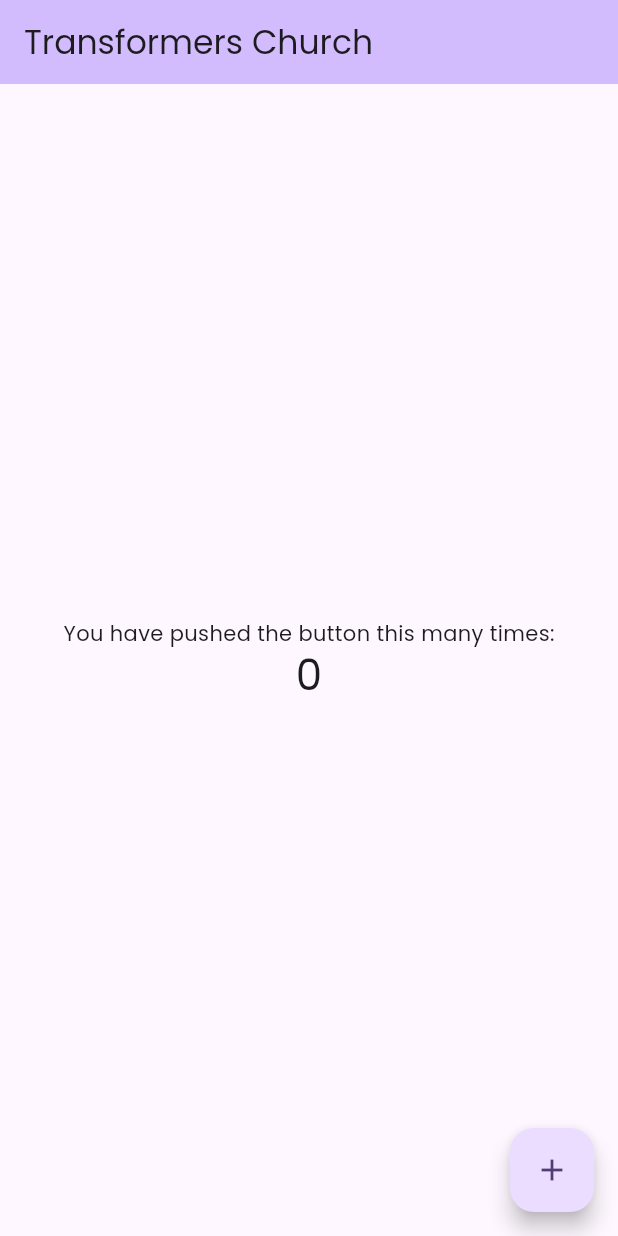
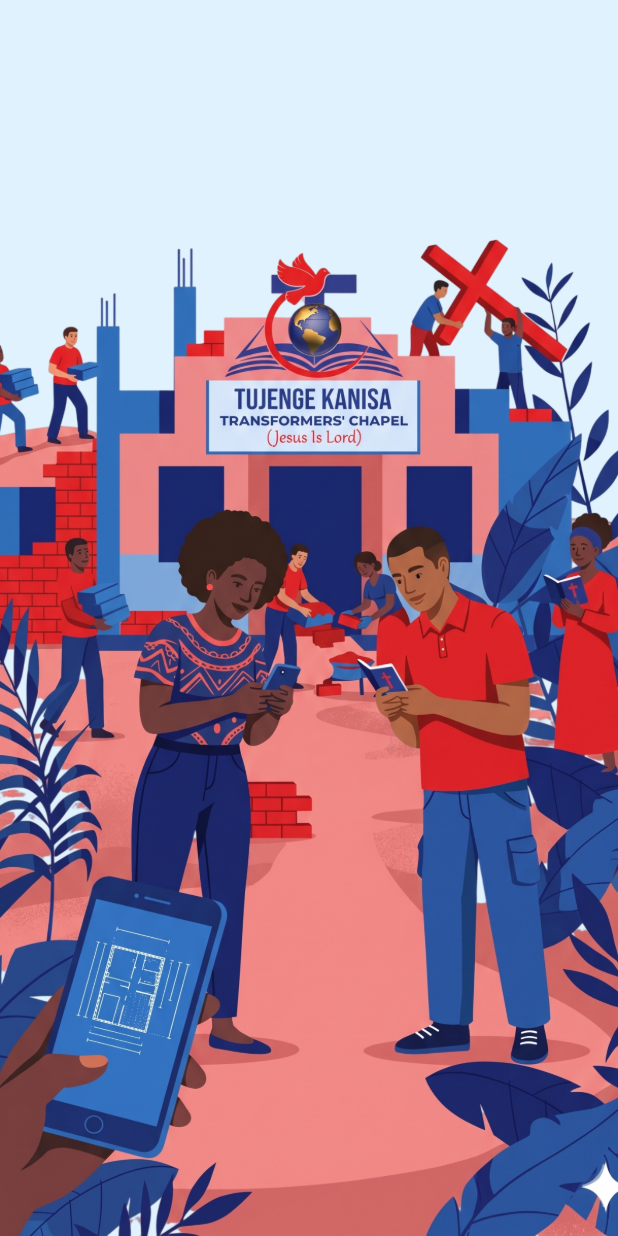
Before and after one commit to nalugala-vc/Transformers-Builders-App, a Flutter app: the screen it shows after launch, on a phone screen of 412 x 824 dp. Run offline on Flutter 3.47's test engine with Material 3 defaults, Android fonts, the phone set to English and light mode, and no system bars; drawn by our look-alikes of toastification; our stand-ins replace firebase_core, flutter_riverpod, go_router, google_fonts; accounts and stored records are empty.

Commit message:
splash screen

```diff
--- a/lib/core/config/app_routes.dart
+++ b/lib/core/config/app_routes.dart
@@ -1,15 +1,24 @@
 import 'package:flutter/material.dart';
 import 'package:go_router/go_router.dart';
 
+import '../../features/auth/presentation/screens/splash_screen.dart';
 import '../../presentation/screens/home_screen.dart';
 import '../../presentation/screens/responsive_sizes_screen.dart';
 
+/// First route after app start — must match [GoRouter.initialLocation].
+const String appInitialLocation = '/splash';
+
 /// Central place for all app routes.
 final GoRouter appRouter = GoRouter(
-  initialLocation: '/',
+  initialLocation: appInitialLocation,
   routes: [
     GoRoute(
-      path: '/',
+      path: appInitialLocation,
+      name: 'splash',
+      builder: (context, state) => const SplashScreen(),
+    ),
+    GoRoute(
+      path: '/home',
       name: 'home',
       builder: (context, state) => const HomeScreen(),
     ),
--- a/lib/core/utils/theme/app_pallete.dart
+++ b/lib/core/utils/theme/app_pallete.dart
@@ -22,6 +22,7 @@
   static const Color border = Color(0xFFE5E7EB);       // Card borders, dividers
   static const Color cardBg = Color(0xFFF9FAFB);       // Member card background
   static const Color scaffoldBg = Color(0xFFF3F4F6);   // Page background (light grey behind cards)
+  static const Color splashLightBlue = Color(0xFFE0F2FE); // Splash scaffold (soft sky blue)
   static const Color inputFill = Color(0xFFF3F4F6);    // Input field fills (email/password boxes)
 
   // Progress bar fills
--- /dev/null
+++ b/lib/features/auth/presentation/auth_assets.dart
@@ -0,0 +1,6 @@
+/// Asset paths for the auth feature.
+abstract final class AuthAssets {
+  AuthAssets._();
+
+  static const String splash = 'assets/splashscreen.png';
+}
--- /dev/null
+++ b/lib/features/auth/presentation/screens/splash_screen.dart
@@ -0,0 +1,29 @@
+import 'package:flutter/material.dart';
+import 'package:flutter/services.dart';
+
+import '../../../../core/utils/theme/app_pallete.dart';
+import '../auth_assets.dart';
+
+/// Full-screen splash using [AuthAssets.splash]. Image uses [BoxFit.cover] to fill the viewport.
+///
+/// Stays on this route until navigation is triggered elsewhere (e.g. auth flow, deep link).
+class SplashScreen extends StatelessWidget {
+  const SplashScreen({super.key});
+
+  @override
+  Widget build(BuildContext context) {
+    return AnnotatedRegion<SystemUiOverlayStyle>(
+      value: SystemUiOverlayStyle.dark,
+      child: Scaffold(
+        backgroundColor: AppPallete.splashLightBlue,
+        body: SizedBox.expand(
+          child: Image.asset(
+            AuthAssets.splash,
+            fit: BoxFit.cover,
+            gaplessPlayback: true,
+          ),
+        ),
+      ),
+    );
+  }
+}
--- a/lib/main.dart
+++ b/lib/main.dart
@@ -6,6 +6,10 @@
 
 import 'firebase_options.dart';
 import 'core/config/app_routes.dart';
+import 'features/auth/presentation/screens/splash_screen.dart';
+
+/// First screen shown after startup (see [appInitialLocation] in [appRouter]).
+typedef AppLaunchScreen = SplashScreen;
 
 Future<void> main() async {
   WidgetsFlutterBinding.ensureInitialized();
@@ -22,6 +26,7 @@
       child: MaterialApp.router(
         title: 'Transformers Church',
         debugShowCheckedModeBanner: false,
+        // Entry UI: [SplashScreen] at [appInitialLocation].
         routerConfig: appRouter,
         theme: ThemeData(
           colorScheme: ColorScheme.fromSeed(seedColor: Colors.deepPurple),
--- a/pubspec.yaml
+++ b/pubspec.yaml
@@ -66,10 +66,8 @@
   # the material Icons class.
   uses-material-design: true
 
-  # To add assets to your application, add an assets section, like this:
-  # assets:
-  #   - images/a_dot_burr.jpeg
-  #   - images/a_dot_ham.jpeg
+  assets:
+    - assets/splashscreen.png
 
   # An image asset can refer to one or more resolution-specific "variants", see
   # https://flutter.dev/to/resolution-aware-images
```
Also changed, not shown: 10 other files.
